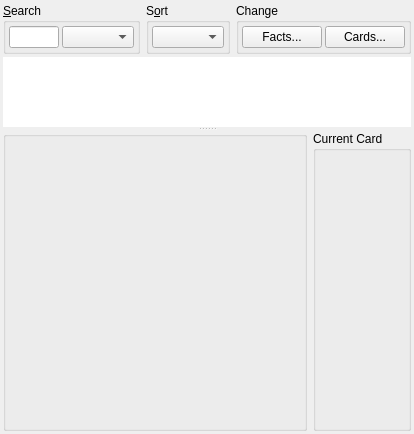
ankitects/anki, file designer/cardlist.ui: the form before one commit.
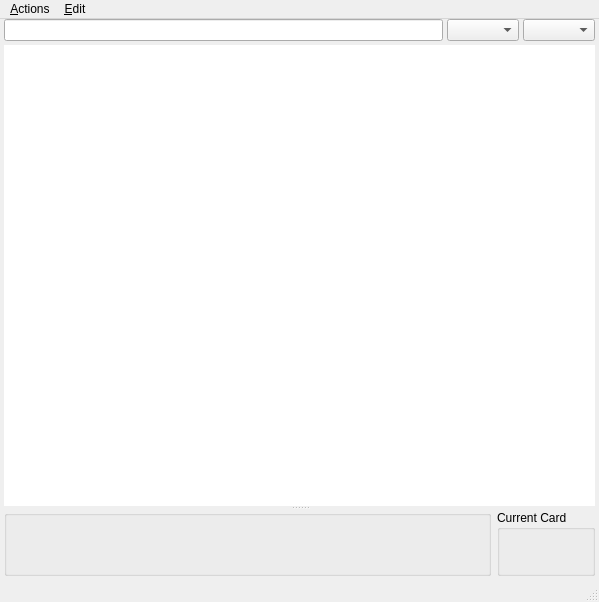
The form after the commit. Icons and pictures are not drawn.

Commit message: convert editor into main window wip, sort by ease

The edit to the form file:
```diff
--- a/designer/cardlist.ui
+++ b/designer/cardlist.ui
@@ -1,56 +1,58 @@
 <ui version="4.0" >
- <class>EditDeck</class>
- <widget class="QDialog" name="EditDeck" >
-  <property name="windowModality" >
-   <enum>Qt::NonModal</enum>
-  </property>
+ <class>MainWindow</class>
+ <widget class="QMainWindow" name="MainWindow" >
   <property name="geometry" >
    <rect>
     <x>0</x>
     <y>0</y>
-    <width>414</width>
-    <height>434</height>
+    <width>599</width>
+    <height>602</height>
    </rect>
   </property>
   <property name="windowTitle" >
    <string>Anki - Edit Items</string>
   </property>
-  <property name="windowIcon" >
-   <iconset resource="../icons.qrc" >
-    <normaloff>:/icons/view_text.png</normaloff>:/icons/view_text.png</iconset>
-  </property>
-  <layout class="QVBoxLayout" >
+  <widget class="QWidget" name="centralwidget" >
+   <property name="geometry" >
+    <rect>
+     <x>0</x>
+     <y>23</y>
+     <width>599</width>
+     <height>559</height>
+    </rect>
+   </property>
+   <layout class="QVBoxLayout" name="verticalLayout" >
    <property name="spacing" >
-    <number>3</number>
-   </property>
-   <property name="margin" >
-    <number>3</number>
-   </property>
+     <number>0</number>
+    </property>
+    <property name="leftMargin" >
+     <number>4</number>
+    </property>
+    <property name="topMargin" >
+     <number>0</number>
+    </property>
+    <property name="rightMargin" >
+     <number>4</number>
+    </property>
+    <property name="bottomMargin" >
+     <number>4</number>
+    </property>
    <item>
-    <layout class="QHBoxLayout" >
+     <layout class="QHBoxLayout" name="hlayout1" >
      <property name="spacing" >
-      <number>6</number>
-     </property>
-     <property name="margin" >
+       <number>4</number>
+      </property>
+      <property name="leftMargin" >
       <number>0</number>
      </property>
-     <item>
-      <widget class="QGroupBox" name="searchGroup" >
-       <property name="sizePolicy" >
-        <sizepolicy vsizetype="Minimum" hsizetype="Preferred" >
-         <horstretch>0</horstretch>
-         <verstretch>0</verstretch>
-        </sizepolicy>
-       </property>
-       <property name="title" >
-        <string>&amp;Search</string>
-       </property>
-       <layout class="QHBoxLayout" >
-        <property name="spacing" >
-         <number>3</number>
-        </property>
-        <property name="margin" >
-         <number>3</number>
+      <property name="topMargin" >
+       <number>0</number>
+      </property>
+      <property name="rightMargin" >
+       <number>0</number>
+      </property>
+      <property name="bottomMargin" >
+       <number>4</number>
         </property>
         <item>
          <widget class="QLineEdit" name="filterEdit" >
@@ -62,63 +64,10 @@
         <item>
          <widget class="QComboBox" name="tagList" />
         </item>
-       </layout>
-      </widget>
-     </item>
-     <item>
-      <widget class="QGroupBox" name="sortGroup" >
-       <property name="title" >
-        <string>S&amp;ort</string>
-       </property>
-       <layout class="QHBoxLayout" >
-        <property name="spacing" >
-         <number>3</number>
-        </property>
-        <property name="margin" >
-         <number>3</number>
-        </property>
         <item>
          <widget class="QComboBox" name="sortBox" />
         </item>
        </layout>
-      </widget>
-     </item>
-     <item>
-      <widget class="QGroupBox" name="actionGroup" >
-       <property name="title" >
-        <string>Change</string>
-       </property>
-       <layout class="QHBoxLayout" >
-        <property name="spacing" >
-         <number>3</number>
-        </property>
-        <property name="margin" >
-         <number>3</number>
-        </property>
-        <item>
-         <widget class="QPushButton" name="factsButton" >
-          <property name="text" >
-           <string>Facts...</string>
-          </property>
-          <property name="autoDefault" >
-           <bool>false</bool>
-          </property>
-         </widget>
-        </item>
-        <item>
-         <widget class="QPushButton" name="cardsButton" >
-          <property name="text" >
-           <string>Cards...</string>
-          </property>
-          <property name="autoDefault" >
-           <bool>false</bool>
-          </property>
-         </widget>
-        </item>
-       </layout>
-      </widget>
-     </item>
-    </layout>
    </item>
    <item>
     <widget class="QSplitter" name="splitter" >
@@ -170,7 +119,7 @@
       <property name="frameShadow" >
        <enum>QFrame::Raised</enum>
       </property>
-      <layout class="QVBoxLayout" >
+       <layout class="QVBoxLayout" name="_5" >
        <property name="spacing" >
         <number>0</number>
        </property>
@@ -178,35 +127,13 @@
         <number>0</number>
        </property>
        <item>
-        <layout class="QGridLayout" >
+         <layout class="QGridLayout" name="_6" >
          <property name="margin" >
           <number>0</number>
          </property>
          <property name="spacing" >
           <number>6</number>
          </property>
-         <item row="0" column="1" >
-          <widget class="QGroupBox" name="cardInfoGroup" >
-           <property name="sizePolicy" >
-            <sizepolicy vsizetype="Expanding" hsizetype="Preferred" >
-             <horstretch>2</horstretch>
-             <verstretch>2</verstretch>
-            </sizepolicy>
-           </property>
-           <property name="minimumSize" >
-            <size>
-             <width>0</width>
-             <height>300</height>
-            </size>
-           </property>
-           <property name="title" >
-            <string>Current Card</string>
-           </property>
-           <property name="flat" >
-            <bool>false</bool>
-           </property>
-          </widget>
-         </item>
          <item row="0" column="0" >
           <widget class="QGroupBox" name="fieldsArea" >
            <property name="sizePolicy" >
@@ -223,14 +150,80 @@
            </property>
           </widget>
          </item>
-        </layout>
-       </item>
-      </layout>
+          <item row="0" column="1" >
+           <widget class="QGroupBox" name="cardInfoGroup" >
+            <property name="title" >
+             <string>Current Card</string>
+            </property>
+            <layout class="QVBoxLayout" name="verticalLayout_4" >
+             <property name="rightMargin" >
+              <number>0</number>
+             </property>
+             <item>
+              <widget class="QLabel" name="cardLabel" >
+               <property name="text" >
+                <string/>
+               </property>
+               <property name="alignment" >
+                <set>Qt::AlignLeading|Qt::AlignLeft|Qt::AlignTop</set>
+               </property>
+              </widget>
+             </item>
+            </layout>
+           </widget>
+          </item>
+         </layout>
+        </item>
+       </layout>
      </widget>
     </widget>
    </item>
   </layout>
-  <action name="action_Delete_card" >
+  </widget>
+  <widget class="QMenuBar" name="menubar" >
+   <property name="geometry" >
+    <rect>
+     <x>0</x>
+     <y>0</y>
+     <width>599</width>
+     <height>23</height>
+    </rect>
+   </property>
+   <widget class="QMenu" name="menu_Edit" >
+    <property name="title" >
+     <string>&amp;Edit</string>
+    </property>
+    <addaction name="actionSelectAll" />
+    <addaction name="actionSelectFacts" />
+   </widget>
+   <widget class="QMenu" name="menu_Actions" >
+    <property name="title" >
+     <string>&amp;Actions</string>
+    </property>
+    <addaction name="actionAddTag" />
+    <addaction name="actionDeleteTag" />
+    <addaction name="separator" />
+    <addaction name="actionAddCards" />
+    <addaction name="separator" />
+    <addaction name="actionResetProgress" />
+    <addaction name="actionDelete" />
+    <addaction name="separator" />
+    <addaction name="actionClose" />
+   </widget>
+   <addaction name="menu_Actions" />
+   <addaction name="menu_Edit" />
+  </widget>
+  <widget class="QStatusBar" name="statusbar" >
+   <property name="geometry" >
+    <rect>
+     <x>0</x>
+     <y>582</y>
+     <width>599</width>
+     <height>20</height>
+    </rect>
+   </property>
+  </widget>
+  <action name="actionDelete" >
    <property name="icon" >
     <iconset resource="../icons.qrc" >
      <normaloff>:/icons/editdelete.png</normaloff>:/icons/editdelete.png</iconset>
```
Left out of the diff: 79 changed lines with no effect on the pictures. Lines whose indentation alone changed are shown as unchanged. The commit also changes 1 other file.
